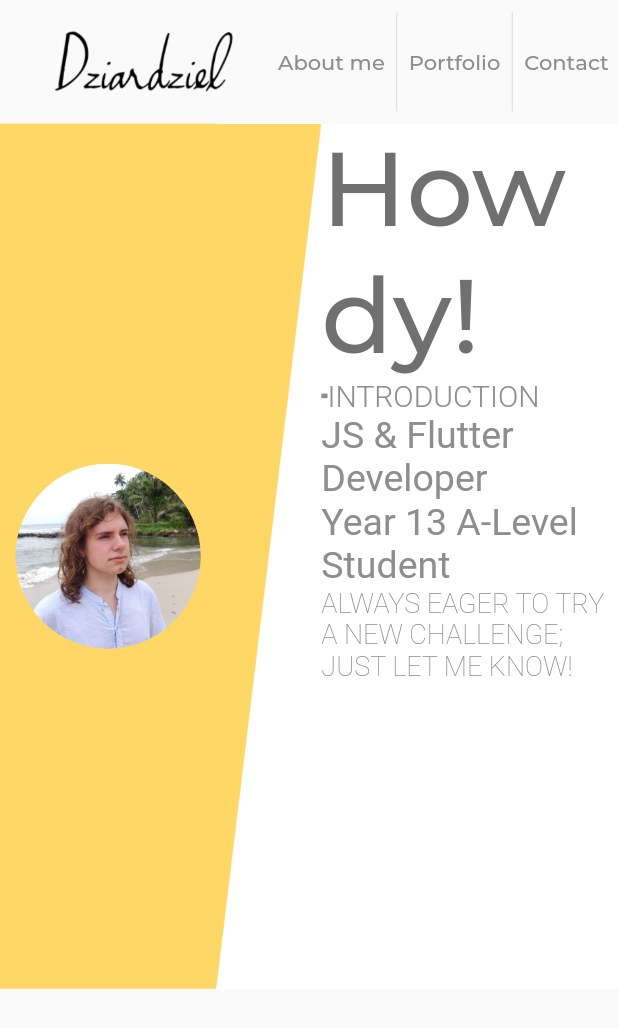
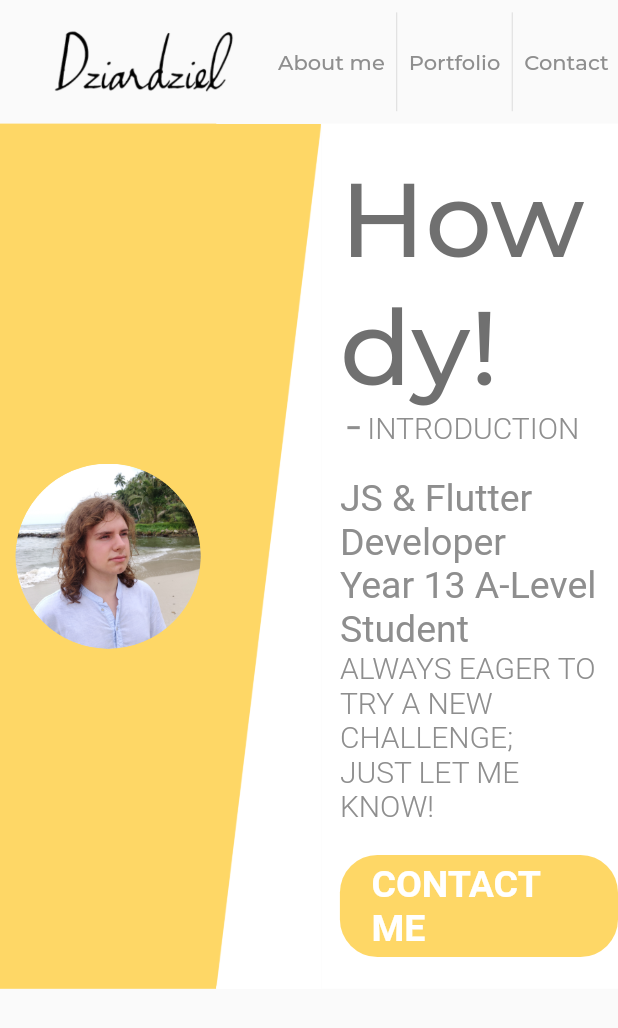
Before and after one commit to Krzysztof-Dziardziel/dziardziel_com, a Flutter app: the screen it shows after launch, on a phone screen of 412 x 824 dp. Shown: the top 1028 px of the screen. Run offline on Flutter 3.47's test engine with Material 2 defaults, Android fonts, the light colour scheme and no system bars; our stand-ins replace google_fonts, hexcolor.

Commit message:
Finished homeBanner design and modified to SelectableText widget

```diff
--- a/lib/homeBanner/bannerInfo.dart
+++ b/lib/homeBanner/bannerInfo.dart
@@ -1,5 +1,6 @@
 import 'package:flutter/material.dart';
 import 'package:google_fonts/google_fonts.dart';
+import 'package:url_launcher/url_launcher.dart';
 
 import '../constants.dart';
 
@@ -7,15 +8,23 @@ class BannerInfo extends StatelessWidget {
   @override
   Widget build(BuildContext context) {
     var width = MediaQuery.of(context).size.width;
-    return Container(
+    return Padding(
+      padding: EdgeInsets.fromLTRB(
+        width * 0.03,
+        0,
+        0,
+        0,
+      ),
+      child: Container(
         child: Column(
+          mainAxisAlignment: MainAxisAlignment.spaceEvenly,
           crossAxisAlignment: CrossAxisAlignment.start,
           children: [
             Container(
               child: Column(
                 crossAxisAlignment: CrossAxisAlignment.start,
                 children: [
-                Text(
+                  SelectableText(
                     "Howdy!",
                     style: GoogleFonts.montserrat(
                         fontWeight: FontWeight.w600,
@@ -24,16 +33,19 @@ class BannerInfo extends StatelessWidget {
                   ),
                   Row(
                     children: [
-                    Container(
-                      width: 0.01 * width,
+                      Padding(
+                        padding: EdgeInsets.symmetric(horizontal: 5),
+                        child: Container(
+                          width: 0.02 * width,
                           child: Expanded(
                             child: Divider(
                               color: gray,
-                          thickness: 3,
+                              thickness: 2,
                             ),
                           ),
                         ),
-                    Text(
+                      ),
+                      SelectableText(
                         "INTRODUCTION",
                         style: GoogleFonts.roboto(
                             fontWeight: FontWeight.w300,
@@ -49,21 +61,39 @@ class BannerInfo extends StatelessWidget {
               child: Column(
                 crossAxisAlignment: CrossAxisAlignment.start,
                 children: [
-                Text(
+                  SelectableText(
                     "JS & Flutter Developer\nYear 13 A-Level Student",
                     style: GoogleFonts.roboto(
                         fontWeight: FontWeight.w400, fontSize: 25, color: gray),
                   ),
-                Text(
+                  SelectableText(
                     "ALWAYS EAGER TO TRY A NEW CHALLENGE;\nJUST LET ME KNOW!",
                     style: GoogleFonts.roboto(
-                      fontWeight: FontWeight.w200, fontSize: 18, color: gray),
+                        fontWeight: FontWeight.w300, fontSize: 20, color: gray),
                   ),
                 ],
+              ),
+            ),
+            FlatButton(
+              color: yellow,
+              onPressed: () => launch('mailto:krzysztof@dziardziel.com'),
+              shape: RoundedRectangleBorder(
+                borderRadius: BorderRadius.circular(25),
+              ),
+              child: Padding(
+                padding: EdgeInsets.all(5.0),
+                child: Text(
+                  'CONTACT ME',
+                  style: GoogleFonts.roboto(
+                      fontWeight: FontWeight.bold,
+                      fontSize: 25,
+                      color: Colors.white),
+                ),
               ),
             )
           ],
         ),
+      ),
     );
   }
 }
--- a/pubspec.yaml
+++ b/pubspec.yaml
@@ -10,6 +10,7 @@ dependencies:
   cupertino_icons: ^0.1.3
   hexcolor: ^1.0.4
   google_fonts: ^1.1.0
+  url_launcher: ^5.5.0
 
 dev_dependencies:
   flutter_test:
```
Also changed, not shown: firebase.json (added), pubspec.lock, 2 other files. Lines whose indentation alone changed are shown as unchanged.
